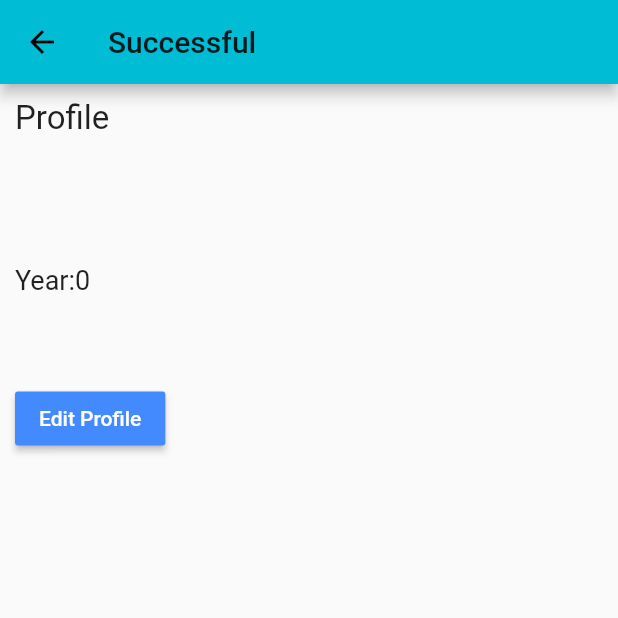
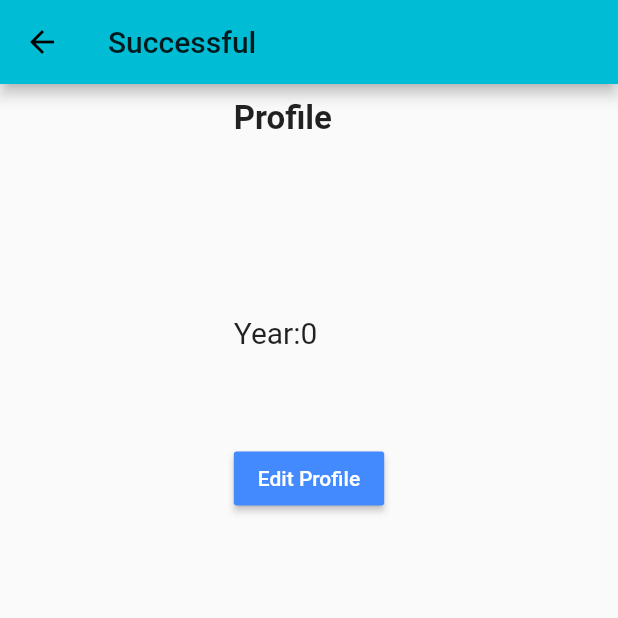
Before and after one commit to shreyanid/pennapps-study-match, a Flutter app: the Result screen opened directly with empty values, on a phone screen of 412 x 824 dp, the top half of it. Run offline on Flutter 3.47's test engine with Material 2 defaults, Android fonts, the phone set to English and light mode, and no system bars; our stand-ins replace email_validator.

Commit message:
did some stuff with tempresults

```diff
--- a/lib/tempresults.dart
+++ b/lib/tempresults.dart
@@ -12,19 +12,21 @@ class Result extends StatelessWidget {
       appBar: AppBar(title: Text('Successful')),
       body: Container(
         margin: EdgeInsets.all(10.0),
+        alignment: Alignment.center,
         child: Column(
           crossAxisAlignment: CrossAxisAlignment.start,
           children: <Widget>[
-            Text("Profile", style: TextStyle(fontSize: 22)),
+            Text("Profile", style: TextStyle(fontSize: 22, fontWeight: FontWeight.bold)),
+            Text("", style: TextStyle(fontSize: 22, fontWeight: FontWeight.bold)),
             Text(model.firstName + model.lastName,
-                style: TextStyle(fontSize: 18)),
-            Text(model.school, style: TextStyle(fontSize: 18)),
-            Text(model.email, style: TextStyle(fontSize: 18)),
-            Text(model.pronouns, style: TextStyle(fontSize: 18)),
+                style: TextStyle(fontSize: 20)),
+            Text(model.school, style: TextStyle(fontSize: 20)),
+            Text(model.email, style: TextStyle(fontSize: 20)),
+            Text(model.pronouns, style: TextStyle(fontSize: 20)),
             Text("Year:" + model.year.toString(),
-                style: TextStyle(fontSize: 18)),
-            Text(model.major, style: TextStyle(fontSize: 18)),
-            Text(model.bio, style: TextStyle(fontSize: 18)),
+                style: TextStyle(fontSize: 20)),
+            Text(model.major, style: TextStyle(fontSize: 20)),
+            Text(model.bio, style: TextStyle(fontSize: 20)),
             Padding(
                   padding: const EdgeInsets.symmetric(vertical: 16.0),
                   child: RaisedButton(
@@ -34,8 +36,10 @@ class Result extends StatelessWidget {
 
                     child: Text(
                       'Edit Profile',
+
                       style: TextStyle(
                         color: Colors.white,
+
                       ),
                     ),
                   ),
```
